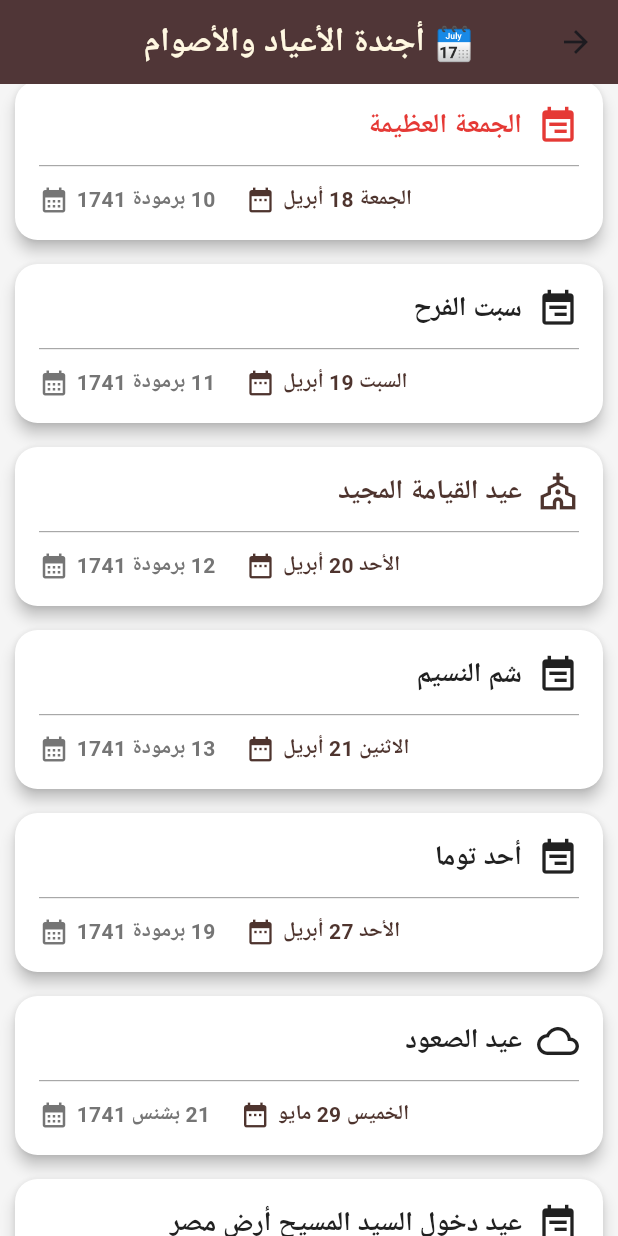
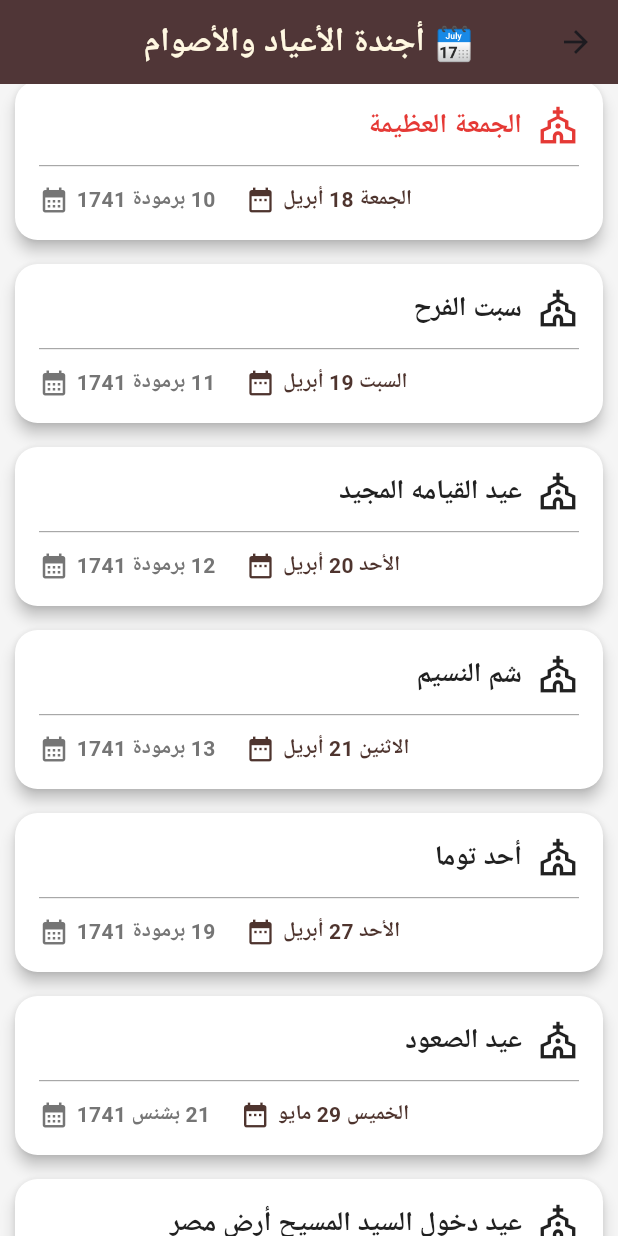
Before and after one commit to kareeeeeeem/Maria, a Flutter app: the FeastsPage screen opened by its route, scrolled down 1728 dp, on a phone screen of 412 x 824 dp. Run offline on Flutter 3.47's test engine with Material 3 defaults, Android fonts, the phone set to English and light mode, and no system bars; our stand-ins replace animate_do, badges, carousel_slider, cloud_firestore, firebase_auth, firebase_core and 14 more; missing offline and left inert: flutter_facebook_auth, onesignal_flutter, shorebird_code_push; accounts and stored records are empty.

Commit message:
Update: major changes

```diff
--- a/lib/screens/FeastsPage.dart
+++ b/lib/screens/FeastsPage.dart
@@ -37,7 +37,7 @@ class FeastModel {
 // 2. قائمة البيانات (The Data List)
 final List<FeastModel> feastsList = [
   // هذه التواريخ خاصة بعام 1741-1742 قبطي / 2014 ميلادي
-  const FeastModel(title: 'عيد الميلاد المجيد', dateGregorian: 'الثلاثاء 7 يناير', dateCoptic: '29 كيهك 1741'),
+  const FeastModel(title: 'عيد الميلاد المجيد ', dateGregorian: 'الثلاثاء 7 يناير', dateCoptic: '29 كيهك 1741'),
   const FeastModel(title: 'عيد الختان', dateGregorian: 'الثلاثاء 14 يناير', dateCoptic: '6 طوبة 1741'),
   const FeastModel(title: 'عيد الغطاس', dateGregorian: 'الأحد 19 يناير', dateCoptic: '11 طوبة 1741'),
   const FeastModel(title: 'عرس قانا الجليل', dateGregorian: 'الثلاثاء 21 يناير', dateCoptic: '13 طوبة 1741'),
@@ -46,27 +46,27 @@ final List<FeastModel> feastsList = [
   const FeastModel(title: 'دخول السيد المسيح الهيكل', dateGregorian: 'السبت 15 فبراير', dateCoptic: '8 أمشير 1741'),
   const FeastModel(title: 'بدء الصوم الاربعيني المقدس', dateGregorian: 'الاثنين 24 فبراير', dateCoptic: '17 أمشير 1741'),
   const FeastModel(title: 'عيد ظهور الصليب المقدس', dateGregorian: 'الأربعاء 19 مارس', dateCoptic: '10 برمهات 1741'),
-  const FeastModel(title: 'عيد البشارة المجيد', dateGregorian: 'الاثنين 7 أبريل', dateCoptic: '29 برمهات 1741'),
+  const FeastModel(title: 'عيد البشارة ', dateGregorian: 'الاثنين 7 أبريل', dateCoptic: '29 برمهات 1741'),
   const FeastModel(title: 'ختام الصوم الاربعيني المقدس', dateGregorian: 'الجمعة 11 أبريل', dateCoptic: '3 برمودة 1741'),
   const FeastModel(title: 'سبت لعازر', dateGregorian: 'السبت 12 أبريل', dateCoptic: '4 برمودة 1741'),
   const FeastModel(title: 'أحد الشعانين', dateGregorian: 'الأحد 13 أبريل', dateCoptic: '5 برمودة 1741'),
   const FeastModel(title: 'خميس العهد', dateGregorian: 'الخميس 17 أبريل', dateCoptic: '9 برمودة 1741'),
   const FeastModel(title: 'الجمعة العظيمة', dateGregorian: 'الجمعة 18 أبريل', dateCoptic: '10 برمودة 1741'),
   const FeastModel(title: 'سبت الفرح', dateGregorian: 'السبت 19 أبريل', dateCoptic: '11 برمودة 1741'),
-  const FeastModel(title: 'عيد القيامة المجيد', dateGregorian: 'الأحد 20 أبريل', dateCoptic: '12 برمودة 1741'),
+  const FeastModel(title: 'عيد القيامه المجيد ', dateGregorian: 'الأحد 20 أبريل', dateCoptic: '12 برمودة 1741'),
   const FeastModel(title: 'شم النسيم', dateGregorian: 'الاثنين 21 أبريل', dateCoptic: '13 برمودة 1741'),
   const FeastModel(title: 'أحد توما', dateGregorian: 'الأحد 27 أبريل', dateCoptic: '19 برمودة 1741'),
   const FeastModel(title: 'عيد الصعود', dateGregorian: 'الخميس 29 مايو', dateCoptic: '21 بشنس 1741'),
   const FeastModel(title: 'عيد دخول السيد المسيح أرض مصر', dateGregorian: 'الأحد 1 يونيو', dateCoptic: '24 بشنس 1741'),
   const FeastModel(title: 'عيد حلول الروح القدس_عيد العنصره', dateGregorian: 'الأحد 8 يونيو', dateCoptic: '1 بؤونة 1741'),
   const FeastModel(title: 'بدء صوم الرسل', dateGregorian: 'الاثنين 9 يونيو', dateCoptic: '2 بؤونة 1741'),
-  const FeastModel(title: 'عيد إستشهاد القديسين بطرس وبولس', dateGregorian: 'السبت 12 يوليو', dateCoptic: '5 أبيب 1741'),
+  const FeastModel(title: 'عيد إستشهاد القديسين العظيمين بطرس وبولس', dateGregorian: 'السبت 12 يوليو', dateCoptic: '5 أبيب 1741'),
   const FeastModel(title: 'بدء صوم السيدة العذراء مريم', dateGregorian: 'الخميس 7 أغسطس', dateCoptic: '1 مسرى 1741'),
-  const FeastModel(title: 'عيد التجلى المجيد', dateGregorian: 'الثلاثاء 19 أغسطس', dateCoptic: '13 مسرى 1741'),
+  const FeastModel(title: 'عيد التجلى ', dateGregorian: 'الثلاثاء 19 أغسطس', dateCoptic: '13 مسرى 1741'),
   const FeastModel(title: 'عيد إظهار صعود جسد السيدة العذراء', dateGregorian: 'الجمعة 22 أغسطس', dateCoptic: '16 مسرى 1741'),
   const FeastModel(title: 'عيد النيروز', dateGregorian: 'الخميس 11 سبتمبر', dateCoptic: '1 توت 1742'),
   const FeastModel(title: 'تذكار ظهور الصليب المقدس', dateGregorian: 'السبت 27 سبتمبر', dateCoptic: '17 توت 1742'),
-  const FeastModel(title: 'بدء صوم الميلاد', dateGregorian: 'الثلاثاء 25 نوفمبر', dateCoptic: '16 هاتور 1742'),
+  const FeastModel(title: ' صوم الميلاد المجيد ', dateGregorian: 'الثلاثاء 25 نوفمبر', dateCoptic: '16 هاتور 1742'),
 ];
 
 
@@ -137,11 +137,11 @@ class _FeastCard extends StatelessWidget {
     if (title.contains('عيد القيامة')) return Icons.church_outlined;
     if (title.contains('ميلاد')) return Icons.church_outlined;
     if (title.contains('صوم')) return Icons.church_outlined;
-    if (title.contains('الغطاس') || title.contains('قانا')) return Icons.water;
+    if (title.contains('الغطاس') || title.contains('قانا')) return Icons.church_outlined;
     if (title.contains('الصليب')) return Icons.church_outlined;
     if (title.contains('السيدة العذراء')) return Icons.church_outlined;
-    if (title.contains('الصعود') || title.contains('حلول الروح القدس')) return Icons.cloud_queue;
-    return Icons.event_note;
+    if (title.contains('الصعود') || title.contains('حلول الروح القدس')) return Icons.church_outlined;
+    return Icons.church_outlined;
   }
 
   // دالة مساعدة لتحديد اللون بناءً على نوع العيد/الصوم (للعنوان فقط)
--- a/pubspec.yaml
+++ b/pubspec.yaml
@@ -16,7 +16,7 @@ publish_to: "none" # Remove this line if you wish to publish to pub.dev
 # https://developer.apple.com/library/archive/documentation/General/Reference/InfoPlistKeyReference/Articles/CoreFoundationKeys.html
 # In Windows, build-name is used as the major, minor, and patch parts
 # of the product and file versions while build-number is used as the build suffix.
-version: 1.0.0+2
+version: 1.1.0+1
 
 environment:
   sdk: ^3.9.2
@@ -83,6 +83,7 @@ dependencies:
   rename_app: ^1.6.5
   saver_gallery: ^4.0.1
   shared_preferences: ^2.5.3
+  shorebird_code_push: ^2.0.5
   sign_in_with_apple: ^7.0.1
   simple_circular_progress_bar: ^1.0.2
   sqflite: ^2.4.2
```
Also changed, not shown: lib/main.dart (+32 -4 lines), pubspec.lock.
